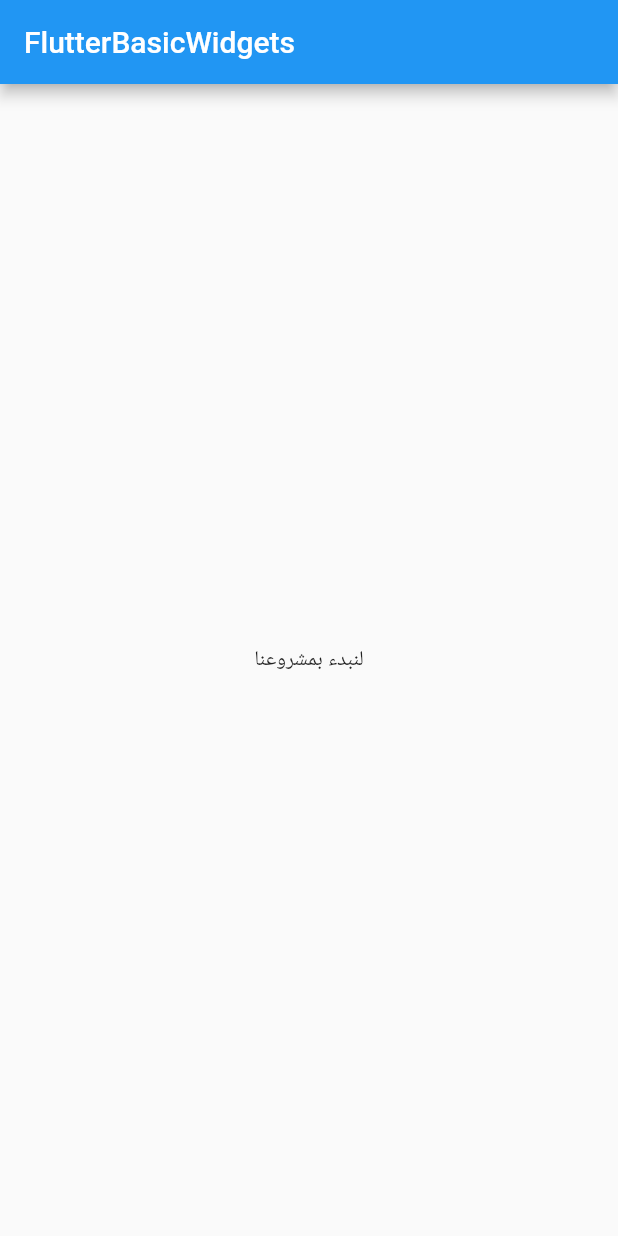
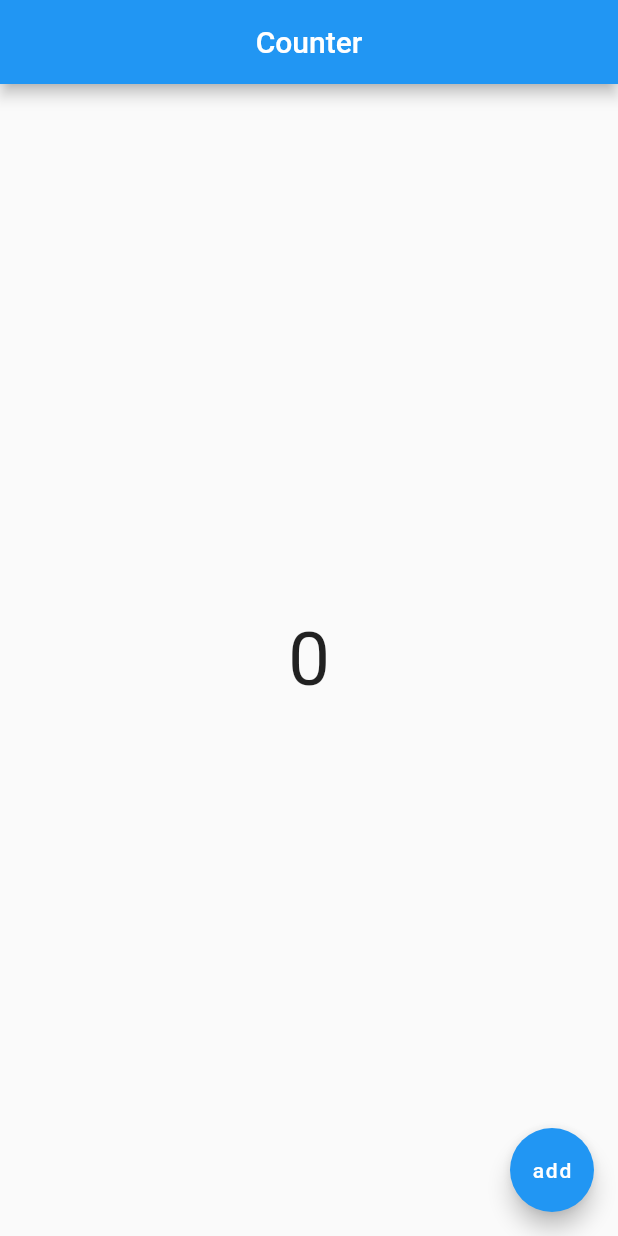
Before and after one commit to sayed3li97/flutterbasicwidgets, a Flutter app: the screen it shows after launch, on a phone screen of 412 x 824 dp. Run offline on Flutter 3.47's test engine with Material 2 defaults, Android fonts, the phone set to English and light mode, and no system bars; our stand-ins replace google_fonts.

Commit message:
Code done during the event

```diff
--- a/lib/main.dart
+++ b/lib/main.dart
@@ -2,8 +2,40 @@ import 'package:flutter/material.dart';
 
 void main() {
   // 1
-  runApp(const FlutterBasicWidgets());
+  runApp(MyFirstWidget());
 }
+
+class MyFirstWidgetState extends State<MyFirstWidget> {
+  var toDisplay = 0;
+  @override
+  Widget build(BuildContext context) {
+    return MaterialApp(
+      home: Scaffold(
+        appBar: AppBar(
+            centerTitle: true,
+            title: Text("Counter")),
+        body: Container(
+          child: Center(child: Text(toDisplay.toString(),
+            style: TextStyle(fontSize: 50),),) ,
+        ),
+        floatingActionButton: FloatingActionButton(
+          onPressed: () {
+            setState(() {
+              toDisplay = toDisplay + 1;
+            });
+          },
+          child: Text("add"),
+        ),
+      ),
+    );
+  }
+}
+class MyFirstWidget extends StatefulWidget {
+  @override
+  State<StatefulWidget> createState() => MyFirstWidgetState();
+}
+
+
 
 class FlutterBasicWidgets extends StatelessWidget {
   // 2
```
